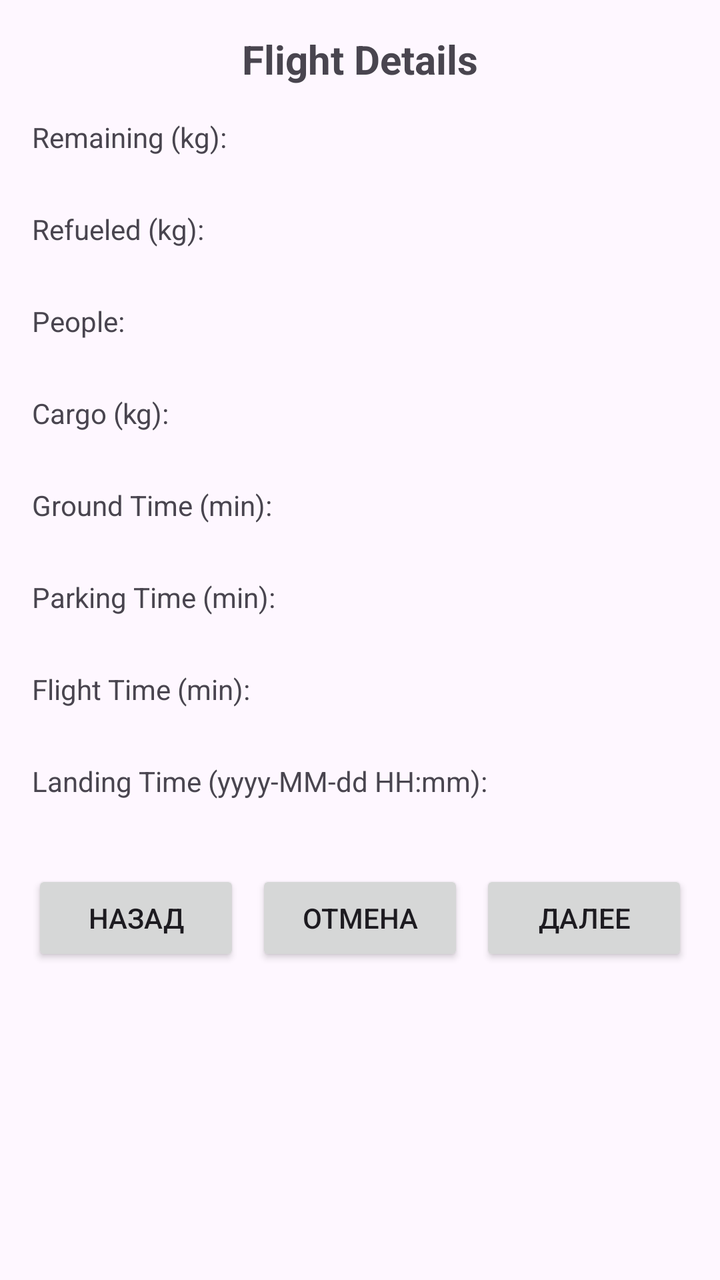
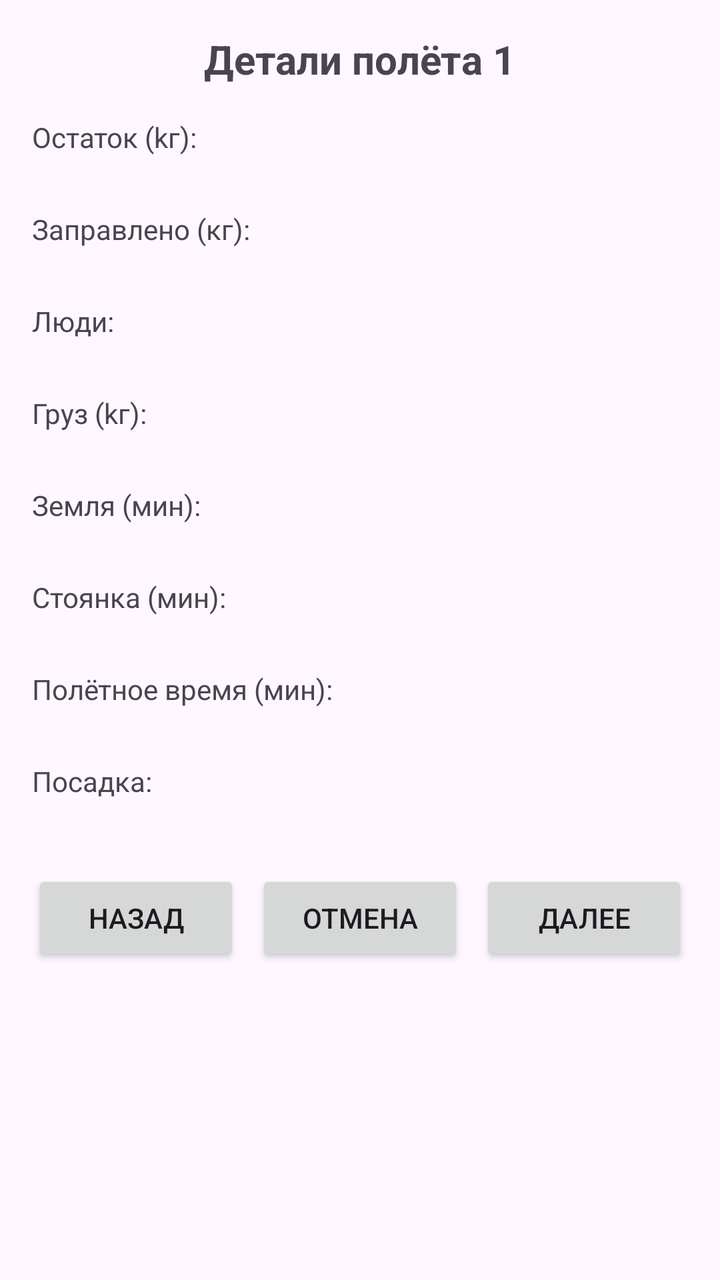

Screens rendered from an Android XML layout before and after an edit, with the pre-edit source and the edit as a unified diff.
<!-- AndroidManifest.xml: application theme Theme.Flight_information_calculator -->
<!-- res/layout/activity_flight_details.xml -->
<?xml version="1.0" encoding="utf-8"?>
<ScrollView xmlns:android="http://schemas.android.com/apk/res/android"
    android:layout_width="match_parent"
    android:layout_height="match_parent"
    android:padding="16dp">

    <LinearLayout
        android:layout_width="match_parent"
        android:layout_height="wrap_content"
        android:orientation="vertical">

        <TextView
            android:layout_width="wrap_content"
            android:layout_height="wrap_content"
            android:text="Flight Details"
            android:textSize="20sp"
            android:textStyle="bold"
            android:layout_gravity="center_horizontal"
            android:layout_marginBottom="16dp"/>

        <TextView
            android:layout_width="wrap_content"
            android:layout_height="wrap_content"
            android:text="Remaining (kg):"/>

        <TextView
            android:id="@+id/remainingEditText"
            android:layout_width="match_parent"
            android:layout_height="wrap_content"/>

        <TextView
            android:layout_width="wrap_content"
            android:layout_height="wrap_content"
            android:text="Refueled (kg):"
            android:layout_marginTop="8dp"/>

        <TextView
            android:id="@+id/refueledEditText"
            android:layout_width="match_parent"
            android:layout_height="wrap_content"/>

        <TextView
            android:layout_width="wrap_content"
            android:layout_height="wrap_content"
            android:text="People:"
            android:layout_marginTop="8dp"/>

        <TextView
            android:id="@+id/peopleEditText"
            android:layout_width="match_parent"
            android:layout_height="wrap_content"/>

        <TextView
            android:layout_width="wrap_content"
            android:layout_height="wrap_content"
            android:text="Cargo (kg):"
            android:layout_marginTop="8dp"/>

        <TextView
            android:id="@+id/cargoEditText"
            android:layout_width="match_parent"
            android:layout_height="wrap_content"/>

        <TextView
            android:layout_width="wrap_content"
            android:layout_height="wrap_content"
            android:text="Ground Time (min):"
            android:layout_marginTop="8dp"/>

        <TextView
            android:id="@+id/groundTimeEditText"
            android:layout_width="match_parent"
            android:layout_height="wrap_content"/>

        <TextView
            android:layout_width="wrap_content"
            android:layout_height="wrap_content"
            android:text="Parking Time (min):"
            android:layout_marginTop="8dp"/>

        <TextView
            android:id="@+id/parkingTimeEditText"
            android:layout_width="match_parent"
            android:layout_height="wrap_content"/>

        <TextView
            android:layout_width="wrap_content"
            android:layout_height="wrap_content"
            android:text="Flight Time (min):"
            android:layout_marginTop="8dp"/>

        <TextView
            android:id="@+id/flightTimeEditText"
            android:layout_width="match_parent"
            android:layout_height="wrap_content"/>

        <TextView
            android:layout_width="wrap_content"
            android:layout_height="wrap_content"
            android:text="Landing Time (yyyy-MM-dd HH:mm):"
            android:layout_marginTop="8dp"/>

        <TextView
            android:id="@+id/landingTimeEditText"
            android:layout_width="match_parent"
            android:layout_height="wrap_content"/>

        <LinearLayout
            android:layout_width="match_parent"
            android:layout_height="wrap_content"
            android:orientation="horizontal"
            android:layout_marginTop="16dp"
            android:weightSum="3">

            <Button
                android:id="@+id/backButton"
                android:layout_width="0dp"
                android:layout_height="wrap_content"
                android:text="Назад"
                android:layout_weight="1"
                android:layout_marginEnd="8dp"/>

            <Button
                android:id="@+id/cancelButton"
                android:layout_width="0dp"
                android:layout_height="wrap_content"
                android:text="Отмена"
                android:layout_weight="1"
                android:layout_marginEnd="8dp"/>

            <Button
                android:id="@+id/nextButton"
                android:layout_width="0dp"
                android:layout_height="wrap_content"
                android:text="Далее"
                android:layout_weight="1"/>
        </LinearLayout>
    </LinearLayout>
</ScrollView>
<!-- resources referenced by this layout -->
<resources>
  <style name="Theme.Flight_information_calculator" parent="Base.Theme.Flight_information_calculator" />
  <style name="Base.Theme.Flight_information_calculator" parent="Theme.Material3.DayNight.NoActionBar">
          
          
      </style>
</resources>

<!-- the commit's change to res/layout/activity_flight_details.xml (unified diff, before → after) -->
@@ -12,16 +12,16 @@
         <TextView
             android:layout_width="wrap_content"
             android:layout_height="wrap_content"
-            android:text="Flight Details"
+            android:layout_gravity="center_horizontal"
+            android:layout_marginBottom="16dp"
+            android:text="Детали полёта 1"
             android:textSize="20sp"
-            android:textStyle="bold"
-            android:layout_gravity="center_horizontal"
-            android:layout_marginBottom="16dp"/>
+            android:textStyle="bold" />
 
         <TextView
             android:layout_width="wrap_content"
             android:layout_height="wrap_content"
-            android:text="Remaining (kg):"/>
+            android:text="Остаток (kг):" />
 
         <TextView
             android:id="@+id/remainingEditText"
@@ -31,8 +31,8 @@
         <TextView
             android:layout_width="wrap_content"
             android:layout_height="wrap_content"
-            android:text="Refueled (kg):"
-            android:layout_marginTop="8dp"/>
+            android:layout_marginTop="8dp"
+            android:text="Заправлено (кг):" />
 
         <TextView
             android:id="@+id/refueledEditText"
@@ -42,8 +42,8 @@
         <TextView
             android:layout_width="wrap_content"
             android:layout_height="wrap_content"
-            android:text="People:"
-            android:layout_marginTop="8dp"/>
+            android:layout_marginTop="8dp"
+            android:text="Люди:" />
 
         <TextView
             android:id="@+id/peopleEditText"
@@ -53,8 +53,8 @@
         <TextView
             android:layout_width="wrap_content"
             android:layout_height="wrap_content"
-            android:text="Cargo (kg):"
-            android:layout_marginTop="8dp"/>
+            android:layout_marginTop="8dp"
+            android:text="Груз (kг):" />
 
         <TextView
             android:id="@+id/cargoEditText"
@@ -64,8 +64,8 @@
         <TextView
             android:layout_width="wrap_content"
             android:layout_height="wrap_content"
-            android:text="Ground Time (min):"
-            android:layout_marginTop="8dp"/>
+            android:layout_marginTop="8dp"
+            android:text="Земля (мин):" />
 
         <TextView
             android:id="@+id/groundTimeEditText"
@@ -75,8 +75,8 @@
         <TextView
             android:layout_width="wrap_content"
             android:layout_height="wrap_content"
-            android:text="Parking Time (min):"
-            android:layout_marginTop="8dp"/>
+            android:layout_marginTop="8dp"
+            android:text="Стоянка (мин):" />
 
         <TextView
             android:id="@+id/parkingTimeEditText"
@@ -86,8 +86,8 @@
         <TextView
             android:layout_width="wrap_content"
             android:layout_height="wrap_content"
-            android:text="Flight Time (min):"
-            android:layout_marginTop="8dp"/>
+            android:layout_marginTop="8dp"
+            android:text="Полётное время (мин):" />
 
         <TextView
             android:id="@+id/flightTimeEditText"
@@ -97,8 +97,8 @@
         <TextView
             android:layout_width="wrap_content"
             android:layout_height="wrap_content"
-            android:text="Landing Time (yyyy-MM-dd HH:mm):"
-            android:layout_marginTop="8dp"/>
+            android:layout_marginTop="8dp"
+            android:text="Посадка:" />
 
         <TextView
             android:id="@+id/landingTimeEditText"
